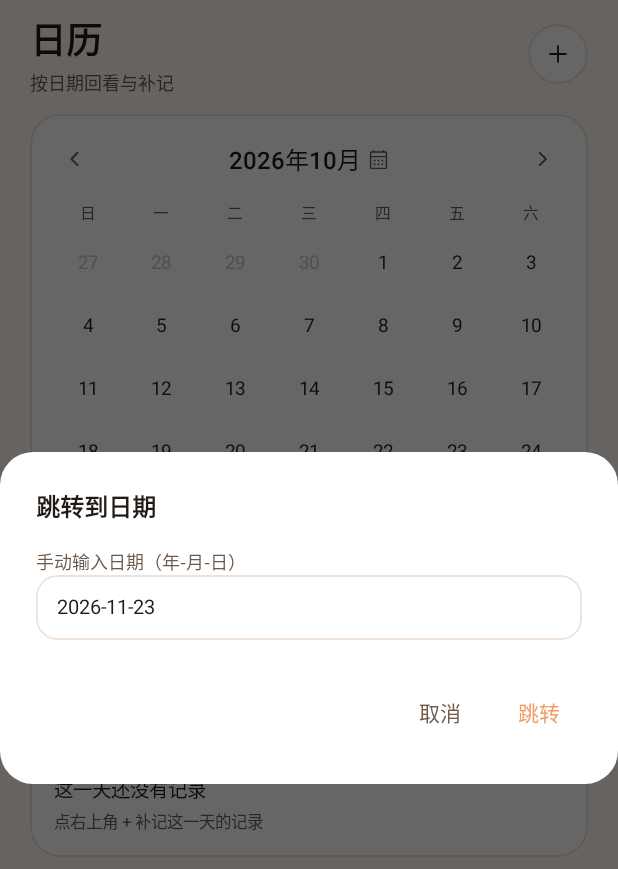
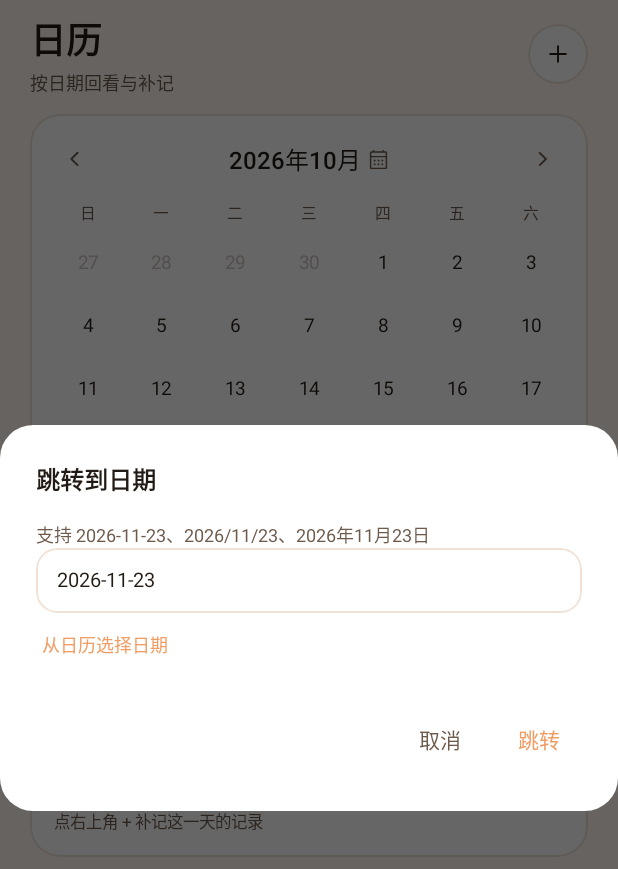
Before and after one commit to heng0426/FuJi, an Android app built with Jetpack Compose: the composable CalendarScreen shown on its own in the app's theme, after a tap on an icon or button, on a phone screen of 412 x 824 dp. Shown: the top 869 px of the screen. Run offline under Robolectric (Android 15) with nearby library versions, the phone set to English and light mode, and no system bars; our stand-ins replace Room's generated code; 1 other tap on this screen came first.

Commit message:
feat:日历标题跟手与跳转日期多格式
- 月份标题随拖动连续变化:越过页面中线即切换(derivedStateOf 按 offset fraction 计算)
- 跳转日期兼容 2026-11-23 / 2026/11/23 / 2026年11月23日,统一按数字分段解析,限 2000-2199
- 跳转弹窗新增「从日历选择日期」,接 M3 DatePicker,确认后直接选中并关闭

```diff
--- a/app/src/main/java/com/xiaofu/daily/ui/calendar/CalendarScreen.kt
+++ b/app/src/main/java/com/xiaofu/daily/ui/calendar/CalendarScreen.kt
@@ -32,16 +32,20 @@ import androidx.compose.foundation.shape.CircleShape
 import androidx.compose.foundation.shape.RoundedCornerShape
 import androidx.compose.material3.ExperimentalMaterial3Api
 import androidx.compose.material3.AlertDialog
+import androidx.compose.material3.DatePicker
+import androidx.compose.material3.DatePickerDialog
 import androidx.compose.material3.Icon
 import androidx.compose.material3.MaterialTheme
 import androidx.compose.material3.ripple
 import androidx.compose.material3.ModalBottomSheet
 import androidx.compose.material3.Text
 import androidx.compose.material3.TextButton
+import androidx.compose.material3.rememberDatePickerState
 import androidx.compose.material3.rememberModalBottomSheetState
 import androidx.compose.runtime.Composable
 import androidx.compose.runtime.LaunchedEffect
 import androidx.compose.runtime.collectAsState
+import androidx.compose.runtime.derivedStateOf
 import androidx.compose.runtime.getValue
 import androidx.compose.runtime.mutableStateOf
 import androidx.compose.runtime.remember
@@ -78,10 +82,12 @@ import com.xiaofu.daily.ui.today.DetailSheet
 import com.xiaofu.daily.ui.today.FoodSheet
 import com.xiaofu.daily.ui.today.TodayViewModel
 import com.xiaofu.daily.ui.today.WaterSheet
+import java.time.Instant
 import java.time.LocalDate
 import java.time.LocalTime
 import java.time.YearMonth
 import java.time.ZoneId
+import java.time.ZoneOffset
 import kotlinx.coroutines.launch
 
 private data class CreateOption(
@@ -99,6 +105,17 @@ private val createOptions = listOf(
     CreateOption("疫苗", RecordType.VACCINE),
     CreateOption("异常", RecordType.ANOMALY),
 )
+
+/** 跳转日期解析：按非数字分段提取，兼容 2026-11-23 / 2026/11/23 / 2026年11月23日 */
+private fun parseJumpDate(raw: String): LocalDate? {
+    val parts = raw.trim().split(Regex("\\D+")).filter { it.isNotBlank() }
+    if (parts.size != 3) return null
+    val numbers = parts.map { it.toIntOrNull() ?: return null }
+    val (year, month, day) = numbers
+    // 页面范围 2000-01 ~ 2199-12（锚点 2000-01，共 200 年）
+    if (year !in 2000..2199) return null
+    return runCatching { LocalDate.of(year, month, day) }.getOrNull()
+}
 
 @OptIn(ExperimentalMaterial3Api::class)
 @Composable
@@ -221,7 +238,8 @@ fun CalendarScreen(
     }
 
     if (showJump) {
-        val parsed = runCatching { LocalDate.parse(jumpText.trim()) }.getOrNull()
+        val parsed = parseJumpDate(jumpText)
+        var showJumpPicker by remember { mutableStateOf(false) }
         AlertDialog(
             onDismissRequest = { showJump = false },
             containerColor = cs.surface,
@@ -229,20 +247,35 @@ fun CalendarScreen(
             title = { Text("跳转到日期", style = MaterialTheme.typography.titleMedium, fontWeight = FontWeight.SemiBold, color = cs.onSurface) },
             text = {
                 Column {
-                    Text("手动输入日期（年-月-日）", style = MaterialTheme.typography.labelMedium, color = cs.onSurfaceVariant)
+                    Text(
+                        "支持 2026-11-23、2026/11/23、2026年11月23日",
+                        style = MaterialTheme.typography.labelMedium,
+                        color = cs.onSurfaceVariant,
+                    )
                     TextFieldBox(
                         value = jumpText,
-                        onValueChange = { jumpText = it.take(10) },
+                        onValueChange = { jumpText = it.take(14) },
                         placeholder = "2026-11-23",
                     )
                     if (parsed == null && jumpText.isNotBlank()) {
                         Text(
-                            "格式应为 yyyy-MM-dd，例如 2026-11-23",
+                            "无法识别的日期，可切换到下方日历选择",
                             style = MaterialTheme.typography.labelSmall,
                             color = cs.error,
                             modifier = Modifier.padding(top = 6.dp),
                         )
                     }
+                    Text(
+                        "从日历选择日期",
+                        style = MaterialTheme.typography.labelMedium,
+                        fontWeight = FontWeight.Medium,
+                        color = cs.primary,
+                        modifier = Modifier
+                            .padding(top = 6.dp)
+                            .clip(RoundedCornerShape(10.dp))
+                            .clickable { showJumpPicker = true }
+                            .padding(horizontal = 4.dp, vertical = 6.dp),
+                    )
                 }
             },
             confirmButton = {
@@ -256,6 +289,30 @@ fun CalendarScreen(
             },
             dismissButton = { TextButton(onClick = { showJump = false }) { Text("取消", color = cs.onSurfaceVariant) } },
         )
+
+        if (showJumpPicker) {
+            val initialDate = parsed ?: selected
+            val state = rememberDatePickerState(
+                initialSelectedDateMillis = initialDate.atStartOfDay(ZoneOffset.UTC).toInstant().toEpochMilli(),
+            )
+            DatePickerDialog(
+                onDismissRequest = { showJumpPicker = false },
+                confirmButton = {
+                    TextButton(onClick = {
+                        state.selectedDateMillis?.let { millis ->
+                            vm.select(Instant.ofEpochMilli(millis).atZone(ZoneOffset.UTC).toLocalDate())
+                        }
+                        showJumpPicker = false
+                        showJump = false
+                    }) { Text("确定", color = cs.primary) }
+                },
+                dismissButton = {
+                    TextButton(onClick = { showJumpPicker = false }) { Text("取消", color = cs.onSurfaceVariant) }
+                },
+            ) {
+                DatePicker(state = state)
+            }
+        }
     }
 
     if (showCreate) {
@@ -391,7 +448,19 @@ private fun MonthCard(
         initialPage = (month.year - anchor.year) * 12 + (month.monthValue - anchor.monthValue),
         pageCount = { 12 * 200 },
     )
-    val visibleMonth = anchor.plusMonths(pagerState.currentPage.toLong())
+    // 标题月份随拖动连续变化：越过页面中线（±50%）即切换，与网格跟手动作同步；
+    // derivedStateOf 让重组只发生在月份值真正变化时
+    val visibleMonth = remember(anchor) {
+        derivedStateOf {
+            val fraction = pagerState.currentPageOffsetFraction
+            val shift = when {
+                fraction <= -0.5f -> 1L
+                fraction >= 0.5f -> -1L
+                else -> 0L
+            }
+            anchor.plusMonths(pagerState.currentPage + shift)
+        }
+    }.value
 
     LaunchedEffect(month) {
         val targetPage = (month.year - anchor.year) * 12 + (month.monthValue - anchor.monthValue)
```
